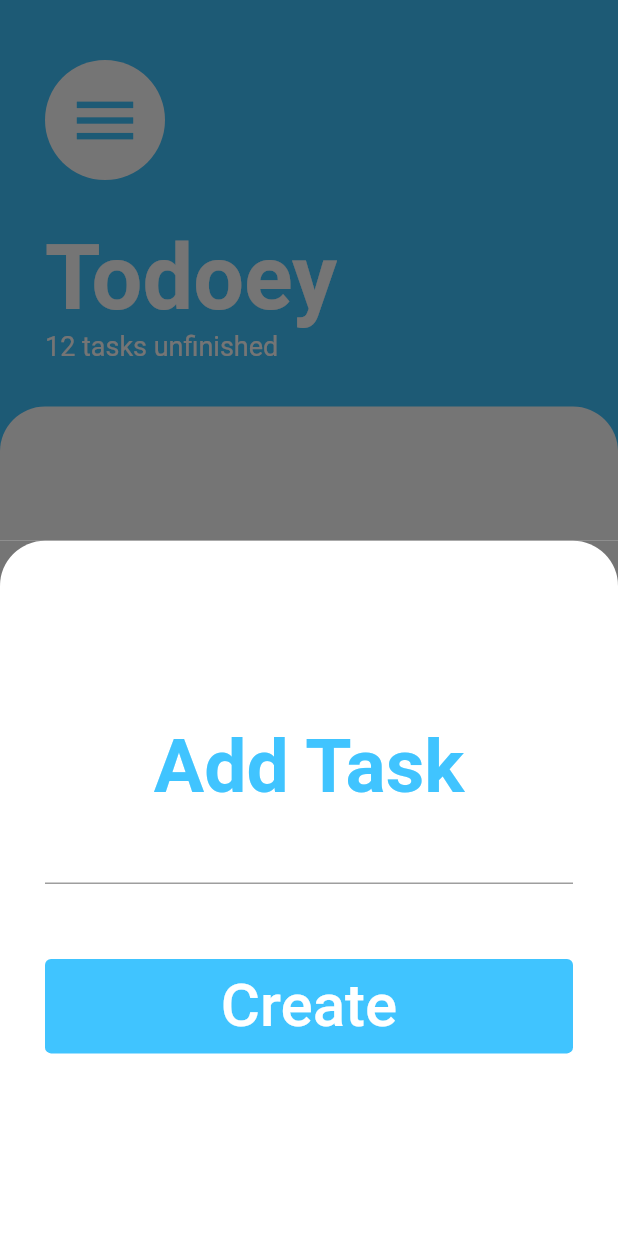
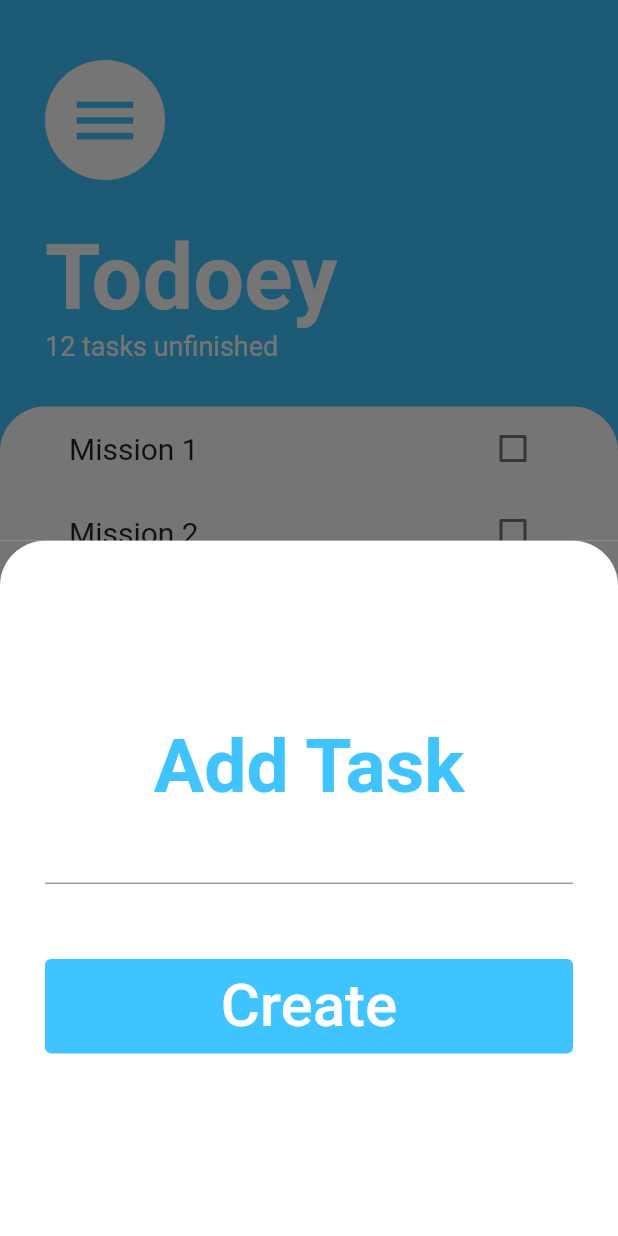
Before and after one commit to Lichyo/Todoey, a Flutter app: the screen it shows after launch, after a tap on the "add" icon, on a phone screen of 412 x 824 dp. Run offline on Flutter 3.47's test engine with Material 2 defaults, Android fonts, the phone set to English and light mode, and no system bars.

Commit message:
TaskList function Finished.

```diff
--- a/lib/models/task.dart
+++ b/lib/models/task.dart
@@ -1,9 +1,9 @@
 class Task {
   final String taskTitle;
   bool isDone;
-  Task({required this.taskTitle, required this.isDone});
+  Task({required this.taskTitle,this.isDone = false});
 
-  void toggleTask() {
+  void toggleDone() {
     isDone = !isDone;
   }
 }
--- a/lib/screens/add_task.dart
+++ b/lib/screens/add_task_screen.dart
@@ -1,8 +1,9 @@
 import 'package:flutter/material.dart';
+import 'package:todoey/models/task.dart';
 
-class AddTask extends StatelessWidget {
-  const AddTask({Key? key}) : super(key: key);
+class AddTaskScreen extends StatelessWidget {
 
+  late String taskTitle;
   @override
   Widget build(BuildContext context) {
     return Container(
@@ -32,7 +33,9 @@ class AddTask extends StatelessWidget {
             ),
             TextField(
               textAlign: TextAlign.center,
-              onChanged: (value) {},
+              onChanged: (value) {
+                taskTitle = value;
+              },
             ),
             const SizedBox(
               height: 50.0,
@@ -41,7 +44,9 @@ class AddTask extends StatelessWidget {
               style: const ButtonStyle(
                 backgroundColor: MaterialStatePropertyAll(Colors.lightBlueAccent),
               ),
-              onPressed: () {},
+              onPressed: () {
+
+              },
               child: const Text(
                 'Create',
                 style: TextStyle(
--- a/lib/screens/task_screen.dart
+++ b/lib/screens/task_screen.dart
@@ -1,5 +1,6 @@
 import 'package:flutter/material.dart';
-import 'package:todoey/screens/add_task.dart';
+import 'package:todoey/screens/add_task_screen.dart';
+import 'package:todoey/widgets/task_list.dart';
 
 class TaskScreen extends StatelessWidget {
   const TaskScreen({Key? key}) : super(key: key);
@@ -11,7 +12,7 @@ class TaskScreen extends StatelessWidget {
         backgroundColor: Colors.lightBlueAccent,
         onPressed: () {
           showModalBottomSheet(
-              context: context, builder: (context) => const AddTask());
+              context: context, builder: (context) => AddTaskScreen());
         },
         child: const Icon(
           Icons.add,
@@ -64,6 +65,7 @@ class TaskScreen extends StatelessWidget {
           ),
           Expanded(
             child: Container(
+              padding: const EdgeInsets.symmetric(horizontal: 30.0),
               decoration: const BoxDecoration(
                 color: Colors.white,
                 borderRadius: BorderRadius.only(
@@ -71,6 +73,7 @@ class TaskScreen extends StatelessWidget {
                   topRight: Radius.circular(30.0),
                 ),
               ),
+              child: TaskList(),
             ),
           ),
         ],
--- /dev/null
+++ b/lib/widgets/task_list.dart
@@ -0,0 +1,34 @@
+import 'package:flutter/material.dart';
+import 'package:todoey/widgets/task_tile.dart';
+import 'package:todoey/models/task.dart';
+
+class TaskList extends StatefulWidget {
+
+  @override
+  State<TaskList> createState() => _TaskListState();
+}
+
+class _TaskListState extends State<TaskList> {
+  List<Task> tasks = [
+    Task(taskTitle: 'Mission 1'),
+    Task(taskTitle: 'Mission 2'),
+    Task(taskTitle: 'Mission 3'),
+  ];
+
+  @override
+  Widget build(BuildContext context) {
+    return ListView.builder(
+        itemCount: tasks.length,
+        itemBuilder: (context, index) {
+      return TaskTile(
+        taskName: tasks[index].taskTitle,
+        isChecked: tasks[index].isDone,
+        checkboxCallback: (bool? value){
+          setState(() {
+            tasks[index].toggleDone();
+          });
+        },
+      );
+    });
+  }
+}
--- /dev/null
+++ b/lib/widgets/task_tile.dart
@@ -0,0 +1,29 @@
+import 'package:flutter/material.dart';
+
+class TaskTile extends StatelessWidget {
+  TaskTile({super.key, required this.taskName, required this.isChecked, this.checkboxCallback});
+
+  final String taskName;
+  final bool isChecked;
+  Function? checkboxCallback;
+
+  @override
+  Widget build(BuildContext context) {
+    return ListTile(
+      title: Text(
+        taskName,
+        style: TextStyle(
+          decoration:
+              isChecked ? TextDecoration.lineThrough : TextDecoration.none,
+          fontSize: 20.0,
+        ),
+      ),
+      trailing: Checkbox(
+        value: isChecked,
+        onChanged: (bool? value) {
+          checkboxCallback!(value);
+        },
+      ),
+    );
+  }
+}
```
Lines whose indentation alone changed are shown as unchanged.
